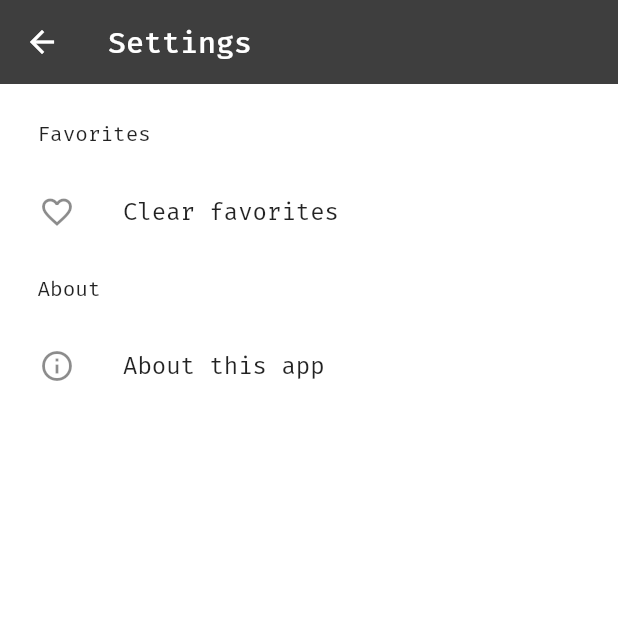
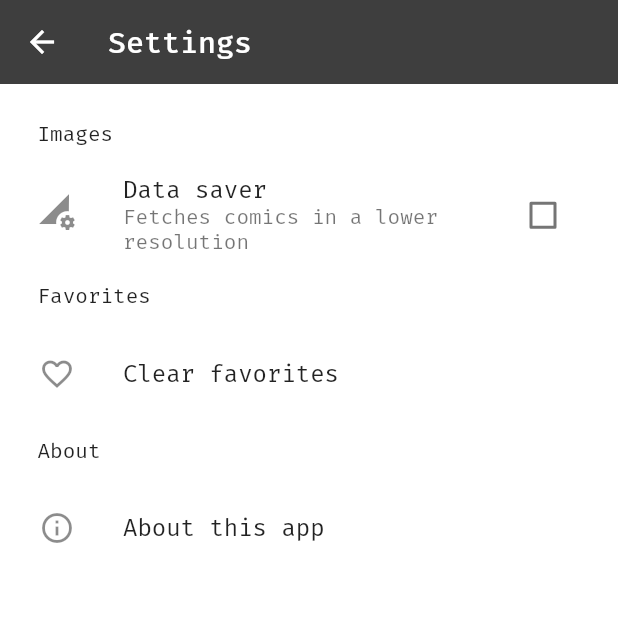
Before and after one commit to wakahuula/xkcdViewer, a Flutter app: the SettingsPage screen opened by its route, on a phone screen of 412 x 824 dp, the top half of it. Run offline on Flutter 3.47's test engine with Material 2 defaults, Android fonts, the phone set to English and light mode, and no system bars; our stand-ins replace package_info, photo_view, share, shared_preferences; missing offline and left inert: flutter_web_browser, vibrate; accounts and stored records are empty; network calls fail.

Commit message:
- fix: clear favorites in settings didn't do anything - fix: "top app bar" was transparent and overlapped with the comic after zoom - improvement: bottom app bar can now be closed with a swipe - improvement: explanations are opened in an in app browser - improvement: delete favorites is clearer (buttons on the right) - new feature: added a data saver option to load low resolution images

```diff
--- a/assets/locale/de.json
+++ b/assets/locale/de.json
@@ -1,10 +1,17 @@
 {
+  "yes": "Ja",
+  "no": "Nein",
   "something_wrong": "Ups... etwas ist schief gelaufen!",
   "random": "Zufall",
   "latest_comic": "Neuester Comic",
   "explain_current": "Aktuellen Comic erklären",
   "my_favorites": "Meine Favoriten",
   "settings": "Einstellungen",
+  "images": "Bilder",
+  "data_saver": "Daten sparen",
+  "data_saver_explain": "Lädt Bilder in niedriger Auflösung",
+  "auto_download": "Bilder automatisch herunterladen",
+  "high_res": "Bilder mit hoher Auflösung herunterladen",
   "favorites": "Favoriten",
   "nothing_here": "Noch nichts zu sehen",
   "favorite_removed": "aus den Favoriten entfernt",
--- a/assets/locale/en.json
+++ b/assets/locale/en.json
@@ -1,10 +1,17 @@
 {
+  "yes": "Yes",
+  "no": "No",
   "something_wrong": "Oops... something went wrong!",
   "random": "RANDOM",
   "latest_comic": "Latest comic",
   "explain_current": "Explain current comic",
   "my_favorites": "My favorites",
   "settings": "Settings",
+  "images": "Images",
+  "data_saver": "Data saver",
+  "data_saver_explain": "Fetches comics in a lower resolution",
+  "auto_download": "Download images automatically",
+  "high_res": "Download high res images",
   "favorites": "Favorites",
   "nothing_here": "Nothin to see here yet",
   "favorite_removed": "removed from favorites",
--- a/lib/api/comic_api_client.dart
+++ b/lib/api/comic_api_client.dart
@@ -3,8 +3,10 @@ import 'dart:convert';
 import 'dart:math';
 
 import 'package:flutter/foundation.dart';
+import 'package:flutter/material.dart';
 import 'package:http/http.dart' as http;
 import 'package:url_launcher/url_launcher.dart';
+import 'package:flutter_web_browser/flutter_web_browser.dart';
 import 'package:xkcd/data/comic.dart';
 
 class ComicApiClient {
@@ -51,7 +53,7 @@ class ComicApiClient {
   void explainCurrentComic() async {
     final String explainUrl = _explainXkcdUrl + _currentComicNum.toString();
     if (await canLaunch(explainUrl)) {
-      await launch(explainUrl);
+      FlutterWebBrowser.openWebPage(url: explainUrl, androidToolbarColor: Colors.white);
     }
   }
 
--- a/lib/pages/settings_page.dart
+++ b/lib/pages/settings_page.dart
@@ -3,6 +3,7 @@ import 'package:shared_preferences/shared_preferences.dart';
 import 'package:package_info/package_info.dart';
 import 'package:xkcd/providers/preferences.dart';
 import 'package:xkcd/utils/app_localizations.dart';
+import 'package:xkcd/utils/constants.dart';
 
 class SettingsPage extends StatefulWidget {
   static final String settingsPageRoute = '/settings-page';
@@ -12,8 +13,8 @@ class SettingsPage extends StatefulWidget {
 }
 
 class SettingsPageState extends State<SettingsPage> {
-  final SharedPreferences prefs = Preferences.prefs;
-  PackageInfo packageInfo;
+  final SharedPreferences _prefs = Preferences.prefs;
+  PackageInfo _packageInfo;
 
   @override
   void initState() {
@@ -22,7 +23,7 @@ class SettingsPageState extends State<SettingsPage> {
   }
 
   _loadValues() async {
-    packageInfo = await PackageInfo.fromPlatform();
+    _packageInfo = await PackageInfo.fromPlatform();
   }
 
   @override
@@ -37,6 +38,8 @@ class SettingsPageState extends State<SettingsPage> {
         padding: EdgeInsets.all(10.0),
         child: ListView(
           children: <Widget>[
+            _buildTitleWidget(AppLocalizations.of(context).get('images')),
+            _buildImagesOptions(context),
             _buildTitleWidget(AppLocalizations.of(context).get('favorites')),
             _buildClearFavorites(context),
             _buildTitleWidget(AppLocalizations.of(context).get('about')),
@@ -54,6 +57,27 @@ class SettingsPageState extends State<SettingsPage> {
     );
   }
 
+  _buildImagesOptions(BuildContext context) {
+    return Column(
+      children: <Widget>[
+        ListTile(
+          leading: Icon(Icons.perm_data_setting),
+          title: Text(AppLocalizations.of(context).get('data_saver')),
+          subtitle: Text(AppLocalizations.of(context).get('data_saver_explain')),
+          trailing: Checkbox(
+            tristate: false,
+            value: _prefs.getBool('data_saver') ?? false,
+            onChanged: (checked) {
+              setState(() {
+                _prefs.setBool('data_saver', checked);
+              });
+            },
+          ),
+        ),
+      ],
+    );
+  }
+
   _buildClearFavorites(BuildContext context) {
     return ListTile(
       leading: Icon(Icons.favorite_border),
@@ -64,9 +88,9 @@ class SettingsPageState extends State<SettingsPage> {
 
   _clearFavorites() {
     final SharedPreferences prefs = Preferences.prefs;
-    final List<String> favorites = prefs.getStringList('favorites');
-    if (favorites == null && favorites.isNotEmpty) {
-      prefs.remove('favorites');
+    final List<String> favorites = prefs.getStringList(Constants.favorites);
+    if (favorites != null && favorites.isNotEmpty) {
+      prefs.remove(Constants.favorites);
     }
   }
 
@@ -85,8 +109,8 @@ class SettingsPageState extends State<SettingsPage> {
       context: context,
       builder: (BuildContext context) {
         return AboutDialog(
-          applicationName: packageInfo.appName,
-          applicationVersion: packageInfo.version,
+          applicationName: _packageInfo.appName,
+          applicationVersion: _packageInfo.version,
           applicationLegalese: AppLocalizations.of(context).get('built_by'),
         );
       },
--- /dev/null
+++ b/lib/utils/constants.dart
@@ -0,0 +1,4 @@
+class Constants {
+  // prefs
+  static String favorites = 'favorites';
+}
--- a/pubspec.yaml
+++ b/pubspec.yaml
@@ -25,6 +25,8 @@ dependencies:
   package_info: ^0.3.2
   share: ^0.5.3
   vibrate: ^0.0.4
+  flutter_web_browser: ^0.9.0+1
+  rxdart: ^0.19.0
 
   # The following adds the Cupertino Icons font to your application.
   # Use with the CupertinoIcons class for iOS style icons.
```
Also changed, not shown: lib/pages/favorites_page.dart (+17 -27 lines), lib/pages/home_page.dart (+10 -9 lines), lib/widgets/comic_view.dart (+22 -14 lines), pubspec.lock.
